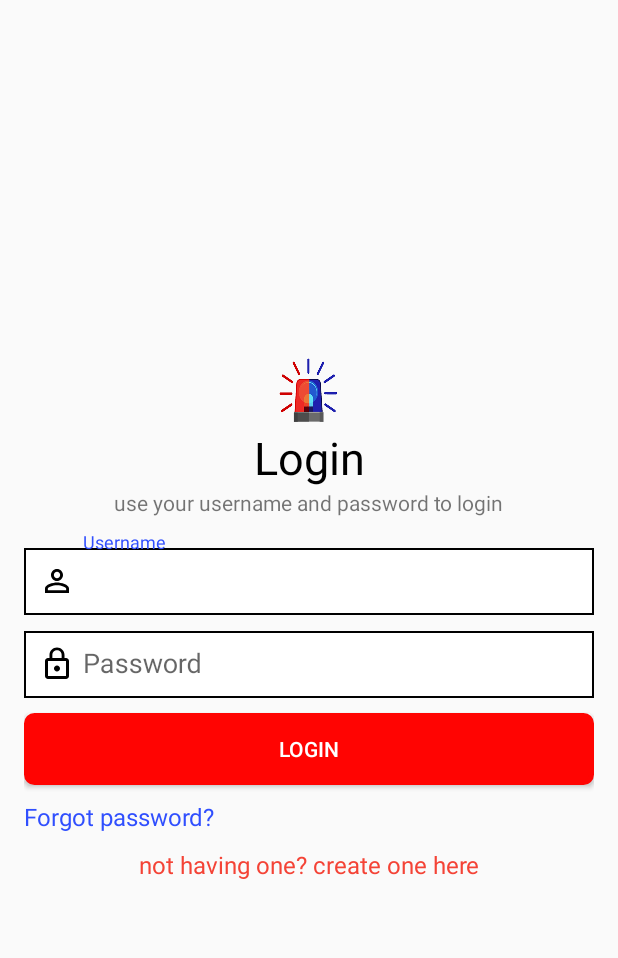
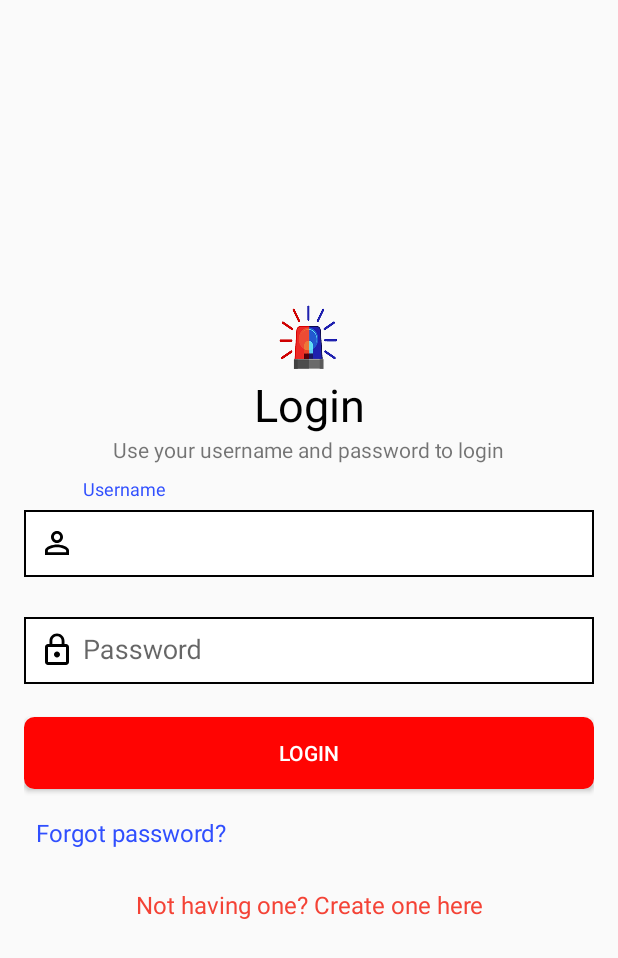
Before and after one commit to sumitranjan52/MyAmbulance, an Android app: the screen it shows after launch (DefaultActivity), after a tap on "BOOK AMBULANCE", on a phone screen of 412 x 824 dp. Shown: the top 958 px of the screen. Run offline under Robolectric (Android 15) with nearby library versions, the phone set to English and light mode, and no system bars; our stand-ins replace Volley.

Commit message:
- Ui Issue fixing - Crash issue fixing

```diff
--- a/app/src/main/java/com/ambulance/rider/Common/Common.java
+++ b/app/src/main/java/com/ambulance/rider/Common/Common.java
@@ -13,7 +13,8 @@ public class Common {
 
     public static final String LOG_TAG = "RIDER";
 
-    public static final String BASE_URL = "http://hiva26.com/ambulanceapi/";
+    //public static final String BASE_URL = "http://hiva26.com/ambulanceapi/";
+    public static final String BASE_URL = "http://ec2-13-235-91-70.ap-south-1.compute.amazonaws.com/ambulanceapi/";
     public static final String RIDER_URL = "rider.php";
     public static final String TOKEN_URL = "fcm.php";
     public static final String LOCATION_URL = "driverLocation.php";
--- a/app/src/main/java/com/ambulance/rider/ForgotPasswordFragment.java
+++ b/app/src/main/java/com/ambulance/rider/ForgotPasswordFragment.java
@@ -7,6 +7,7 @@ import android.content.DialogInterface;
 import android.os.Bundle;
 import android.support.v4.app.Fragment;
 import android.text.TextUtils;
+import android.util.Log;
 import android.view.LayoutInflater;
 import android.view.View;
 import android.view.ViewGroup;
@@ -101,7 +102,7 @@ public class ForgotPasswordFragment extends Fragment implements View.OnClickList
             oldDriver.resetPassword(new VolleyJSONResponses() {
                 @Override
                 public void onSuccess(JSONObject response) {
-
+                    Log.d("fmasfnkas", "onSuccess: "+response);
                     dialog.dismiss();
                     try {
 
--- a/app/src/main/res/layout/fragment_login.xml
+++ b/app/src/main/res/layout/fragment_login.xml
@@ -32,11 +32,13 @@
             android:layout_height="wrap_content"
             android:layout_marginBottom="10dp"
             android:layout_gravity="center"
-            android:text="use your username and password to login" />
+            android:text="Use your username and password to login" />
 
         <android.support.design.widget.TextInputLayout
             android:layout_width="match_parent"
-            android:layout_height="wrap_content">
+            android:layout_height="@dimen/text_input_layout_height"
+            android:layout_marginBottom="6dp"
+            android:gravity="bottom">
 
             <EditText
                 android:id="@+id/usernameLogin"
@@ -54,7 +56,10 @@
 
         <android.support.design.widget.TextInputLayout
             android:layout_width="match_parent"
-            android:layout_height="wrap_content">
+            android:layout_height="@dimen/text_input_layout_height"
+            android:layout_marginBottom="6dp"
+            android:gravity="bottom"
+            >
 
             <EditText
                 android:id="@+id/passwordLogin"
@@ -71,7 +76,7 @@
         </android.support.design.widget.TextInputLayout>
 
         <Button
-            android:layout_marginTop="10dp"
+            android:layout_marginTop="16dp"
             android:layout_width="match_parent"
             android:layout_height="wrap_content"
             android:background="@drawable/btn_bg"
@@ -85,6 +90,7 @@
             android:layout_height="wrap_content"
             android:id="@+id/forgetLink"
             android:textSize="16sp"
+            android:padding="8dp"
             android:textColor="@color/colorAccent"
             android:layout_below="@id/loginForm"
             android:text="Forgot password?"/>
@@ -95,9 +101,10 @@
             android:layout_marginTop="10dp"
             android:gravity="center"
             android:textSize="16sp"
+            android:padding="8dp"
             android:id="@+id/createAccountLink"
             android:textColor="@color/colorPrimary"
-            android:text="not having one? create one here"/>
+            android:text="Not having one? Create one here"/>
 
     </LinearLayout>
 
--- a/app/src/main/res/values/dimens.xml
+++ b/app/src/main/res/values/dimens.xml
@@ -5,4 +5,5 @@
     <dimen name="nav_header_vertical_spacing">8dp</dimen>
     <dimen name="nav_header_height">176dp</dimen>
     <dimen name="fab_margin">16dp</dimen>
+    <dimen name="text_input_layout_height">65dp</dimen>
 </resources>
--- a/build.gradle
+++ b/build.gradle
@@ -7,8 +7,8 @@ buildscript {
         jcenter()
     }
     dependencies {
-        classpath 'com.android.tools.build:gradle:3.0.1'
-        classpath 'com.google.gms:google-services:3.2.0'
+        classpath 'com.android.tools.build:gradle:7.0.3'
+        classpath 'com.google.gms:google-services:4.3.15'
 
         // NOTE: Do not place your application dependencies here; they belong
         // in the individual module build.gradle files
```
Also changed, not shown: app/src/main/res/layout/fragment_forgot_password.xml (+5 -3 lines), app/src/main/res/layout/fragment_register.xml (+18 -7 lines), gradle/wrapper/gradle-wrapper.properties, 1 other file.
